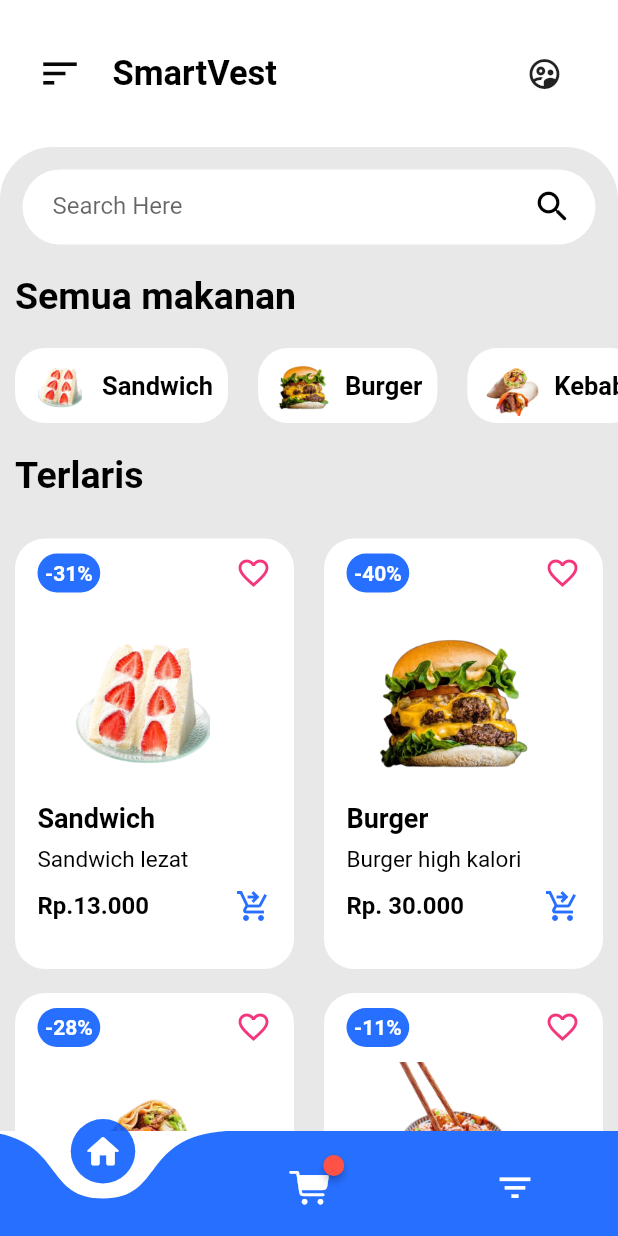
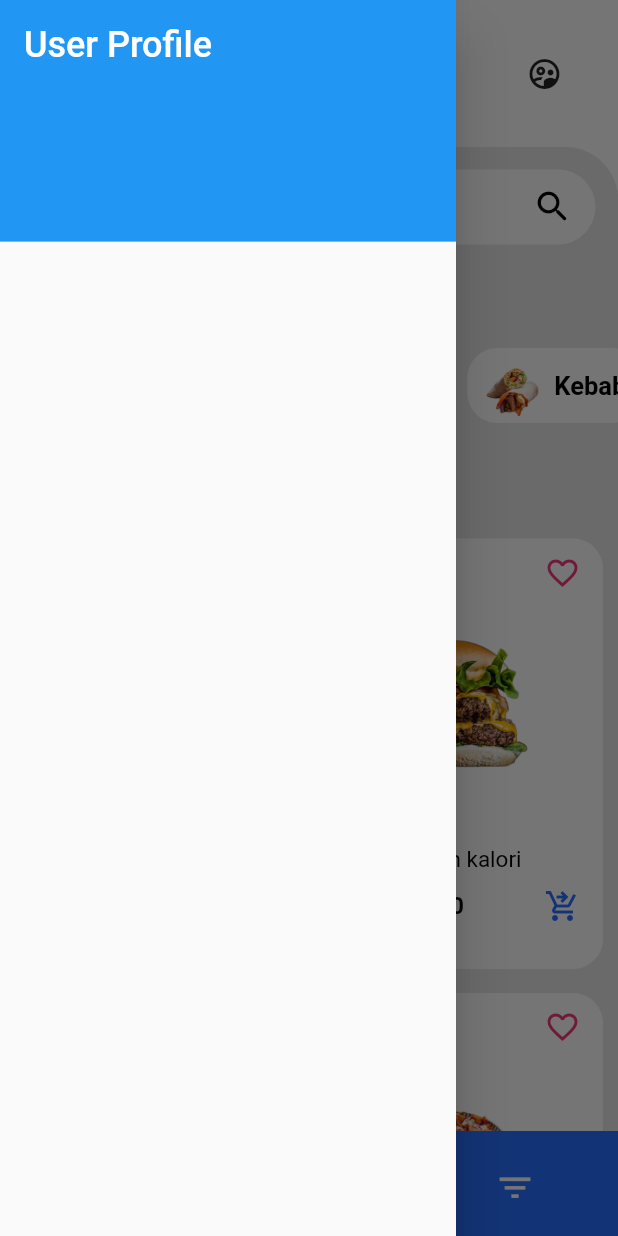
Before and after one commit to Shodiqwae/Starmart, a Flutter app: the Homepage screen opened directly with empty values, with the side drawer open (before the commit the screen has no drawer), on a phone screen of 412 x 824 dp. Run offline on Flutter 3.47's test engine with Material 2 defaults, Android fonts, the phone set to English and light mode, and no system bars; drawn by our look-alikes of badges, curved_navigation_bar; our stand-ins replace flutter_rating_bar, smooth_page_indicator; missing offline and left inert: clippy_flutter; project files that could hold a hidden picture were left out.

Commit message:
SideBar Done

```diff
--- a/lib/pages/Homepage.dart
+++ b/lib/pages/Homepage.dart
@@ -1,24 +1,21 @@
+import 'package:ecomerce_app/pages/Signin.dart';
+import 'package:flutter/material.dart';
+import 'package:badges/badges.dart' as badges;
 import 'package:curved_navigation_bar/curved_navigation_bar.dart';
-import 'package:ecomerce_app/pages/Signin.dart';
-import 'package:ecomerce_app/pages/profile.dart';
-import 'package:flutter/cupertino.dart';
-import 'package:flutter/material.dart';
 import '../widgets/CategorisWidget.dart';
 import '../widgets/HomeAppBar.dart';
 import '../widgets/ItemsWidget.dart';
-import 'package:badges/badges.dart' as badges;
+import 'package:ecomerce_app/pages/profile.dart';
 
 class Homepage extends StatefulWidget {
    String initialUsername;
    String initialEmail;
     String initialPassword;
 
-
   Homepage({
     required this.initialUsername,
     required this.initialEmail,
     required this.initialPassword,
-
   });
 
   @override
@@ -30,10 +27,37 @@ class _HomepageState extends State<Homepage> {
   String initialaddress = '';
   String initialCity = '';
   String initialCountry = '';
+
   @override
   Widget build(BuildContext context) {
     return Scaffold(
-      body: ListView(
+
+      drawer: Drawer(
+        child: ListView(
+          padding: EdgeInsets.zero,
+          children: <Widget>[
+            DrawerHeader(
+              decoration: BoxDecoration(
+                color: Colors.blue,
+              ),
+              child: Text(
+                'User Profile',
+                style: TextStyle(
+                  color: Colors.white,
+                  fontSize: 24,
+                ),
+              ),
+            ),
+          ],
+        ),
+      ),
+      body: _buildBody(),
+      bottomNavigationBar: _buildBottomNavigationBar(),
+    );
+  }
+
+  Widget _buildBody() {
+    return ListView(
       children: [
         HomeAppBar(
           onPressed: () async {
@@ -48,7 +72,6 @@ class _HomepageState extends State<Homepage> {
                   address: initialaddress,
                   city: initialCity,
                   country: initialCountry,
-
                 ),
               ),
             );
@@ -122,10 +145,8 @@ class _HomepageState extends State<Homepage> {
                   ),
                 ),
               ),
-
               //Categories
               CategoriesWidget(),
-
               //items
               Container(
                 alignment: Alignment.centerLeft,
@@ -139,14 +160,16 @@ class _HomepageState extends State<Homepage> {
                   ),
                 ),
               ),
-
               ItemsWidget(),
             ],
           ),
         ),
       ],
-      ),
-      bottomNavigationBar: CurvedNavigationBar(
+    );
+  }
+
+  Widget _buildBottomNavigationBar() {
+    return CurvedNavigationBar(
       backgroundColor: Color.fromARGB(255, 255, 255, 255),
       onTap: (index) {
         if (index == 2) {
@@ -169,7 +192,7 @@ class _HomepageState extends State<Homepage> {
             Navigator.pushNamed(context, "cartPage");
           },
           child: Icon(
-              CupertinoIcons.cart_fill,
+            Icons.card_travel,
             size: 27,
             color: Color.fromARGB(255, 255, 255, 255),
           ),
@@ -184,7 +207,8 @@ class _HomepageState extends State<Homepage> {
           color: const Color.fromARGB(255, 255, 255, 255),
         ),
       ],
-      ),
     );
   }
+
+
 }
--- a/lib/widgets/HomeAppBar.dart
+++ b/lib/widgets/HomeAppBar.dart
@@ -1,7 +1,4 @@
-import 'package:ecomerce_app/pages/profile.dart';
 import 'package:flutter/material.dart';
-import 'package:badges/badges.dart' as badges;
-
 
 class HomeAppBar extends StatefulWidget {
   final Function onPressed;
@@ -13,9 +10,6 @@ final Function onPressed;
 }
 
 class _HomeAppBarState extends State<HomeAppBar> {
-
-
-
   @override
   Widget build(BuildContext context) {
     return Container(
@@ -23,10 +17,15 @@ class _HomeAppBarState extends State<HomeAppBar> {
       padding: EdgeInsets.all(25),
       child: Row(
         children: [
-            Icon(
+          GestureDetector(
+            onTap: () {
+              Scaffold.of(context).openDrawer();
+            },
+            child: Icon(
               Icons.sort,
               size: 30,
               color: Color.fromARGB(255, 8, 8, 8),
+            ),
           ),
           Padding(
             padding: EdgeInsets.only(
@@ -46,10 +45,8 @@ class _HomeAppBarState extends State<HomeAppBar> {
             onPressed: () => widget.onPressed(),
             icon: Icon(Icons.supervised_user_circle_outlined),
           ),
-
         ],
       ),
-
     );
   }
 }
```
Also changed, not shown: lib/pages/favorite.dart (+29 -1 lines). Lines whose indentation alone changed are shown as unchanged.
